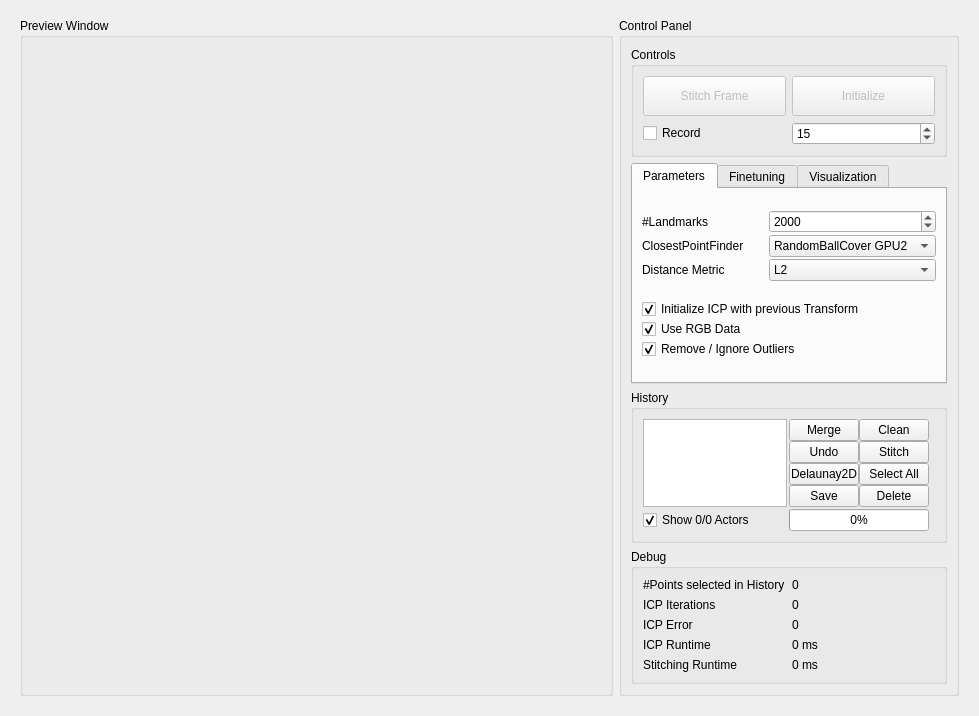
Before: the Qt Designer form master/seminar/StitchingWidget.ui in anygo/uniprojectsdn, drawn with Qt 5.
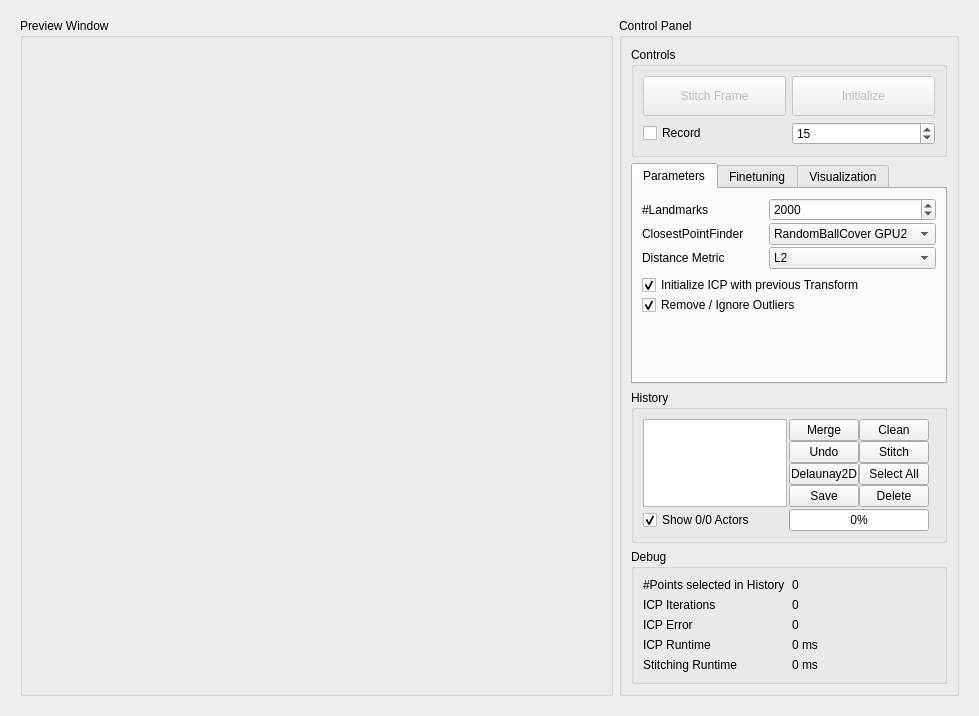
After: the same form once the commit is applied. Custom widgets are drawn as their Qt base class.

What changed in the file:
```diff
--- a/master/seminar/StitchingWidget.ui
+++ b/master/seminar/StitchingWidget.ui
@@ -208,7 +208,7 @@
                   </size>
                  </property>
                  <property name="currentIndex">
-                  <number>5</number>
+                  <number>4</number>
                  </property>
                  <item>
                   <property name="text">
@@ -230,11 +230,6 @@
                    <string>RandomBallCover CPU</string>
                   </property>
                  </item>
-                 <item>
-                  <property name="text">
-                   <string>RandomBallCover GPU</string>
-                  </property>
-                 </item>
                  <item>
                   <property name="text">
                    <string>RandomBallCover GPU2</string>
@@ -288,16 +283,6 @@
                  </property>
                 </widget>
                </item>
-               <item>
-                <widget class="QCheckBox" name="m_CheckBoxUseRGBData">
-                 <property name="text">
-                  <string>Use RGB Data</string>
-                 </property>
-                 <property name="checked">
-                  <bool>true</bool>
-                 </property>
-                </widget>
-               </item>
                <item>
                 <widget class="QCheckBox" name="m_CheckBoxRemoveOutliers">
                  <property name="text">
@@ -308,6 +293,19 @@
                  </property>
                 </widget>
                </item>
+               <item>
+                <spacer name="verticalSpacer_3">
+                 <property name="orientation">
+                  <enum>Qt::Vertical</enum>
+                 </property>
+                 <property name="sizeHint" stdset="0">
+                  <size>
+                   <width>20</width>
+                   <height>40</height>
+                  </size>
+                 </property>
+                </spacer>
+               </item>
               </layout>
              </item>
             </layout>
```
Left out of the diff: 16 changed lines with no effect on the pictures.
